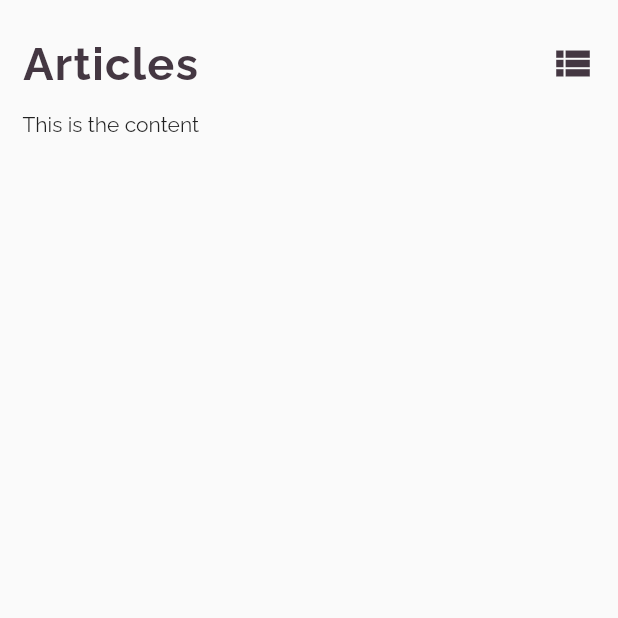
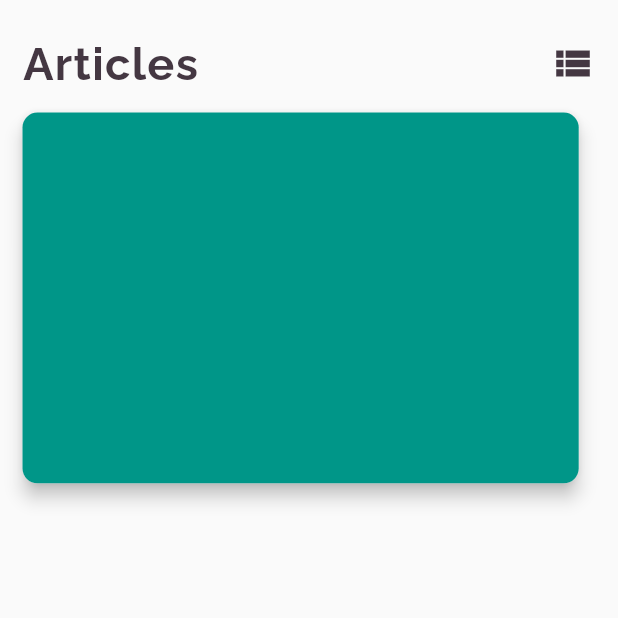
Before and after one commit to margaiwangara/flutter-accumulate-app, a Flutter app: the screen it shows after launch, on a phone screen of 412 x 824 dp, the top half of it. Run offline on Flutter 3.47's test engine with Material 2 defaults, Android fonts, the phone set to English and light mode, and no system bars; our stand-ins replace google_fonts, wakelock.

Commit message:
designed card for content display

```diff
--- a/lib/ui/home.dart
+++ b/lib/ui/home.dart
@@ -67,8 +67,26 @@ class _HomePageState extends State<HomePage> {
         SizedBox(
           height: 15.0,
         ),
-        Text('This is the content')
+        _itemCard()
       ],
     );
   }
+
+  _itemCard() {
+    return InkWell(
+        onTap: () {},
+        child: Material(
+            elevation: 5.0,
+            borderRadius: BorderRadius.circular(10.0),
+            child: Stack(children: <Widget>[
+              Container(
+                width: MediaQuery.of(context).size.width * 0.9,
+                height: MediaQuery.of(context).size.height * 0.3,
+                decoration: BoxDecoration(
+                  color: Colors.teal,
+                  borderRadius: BorderRadius.circular(10.0),
+                ),
+              ),
+            ])));
+  }
 }
```
